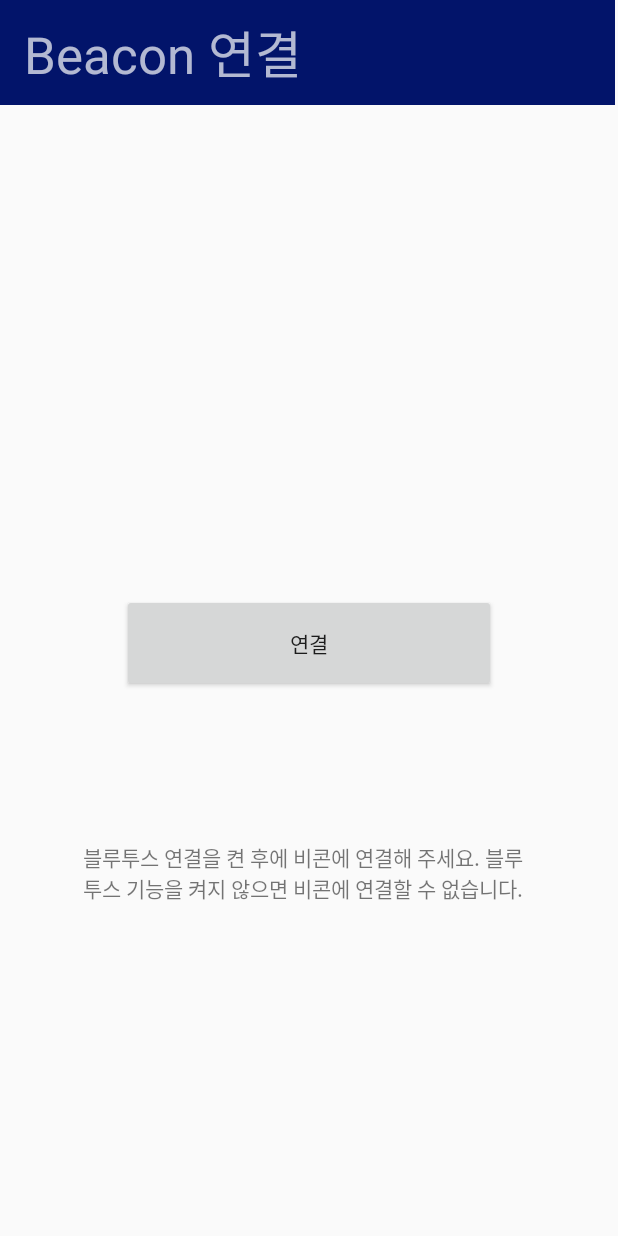
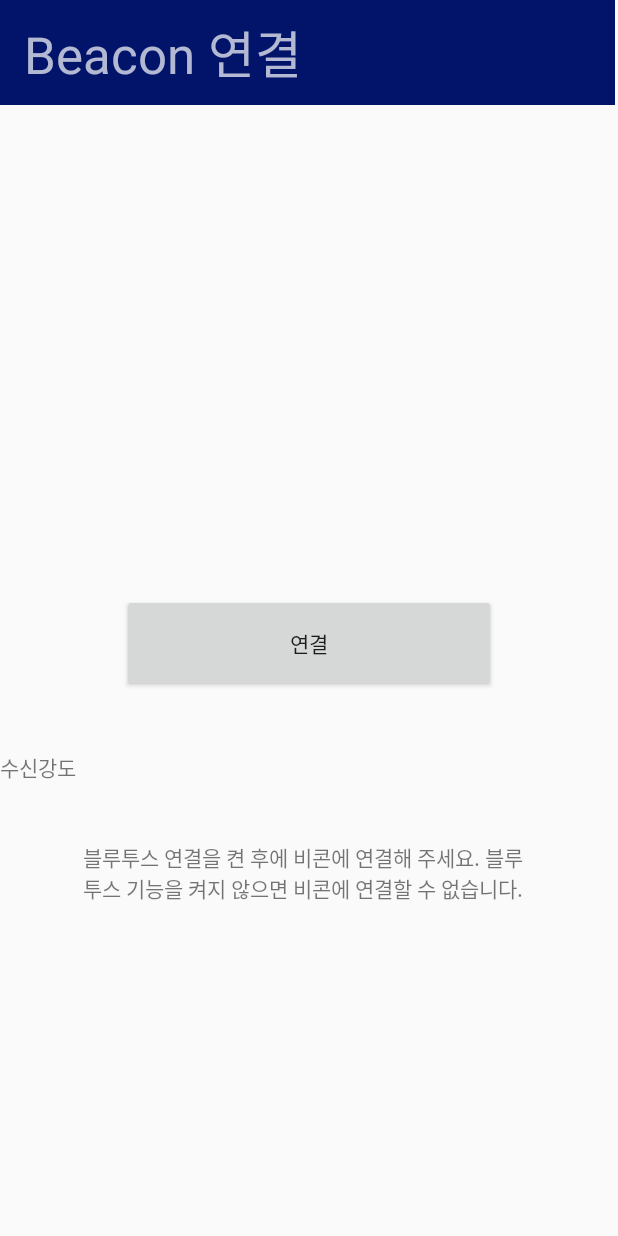
Before and after one commit to guswjd3505/PKNU-Library, an Android app: the BeaActivity screen opened directly, with no data from a screen before it, on a phone screen of 412 x 824 dp. Run offline under Robolectric (Android 15) with nearby library versions, the phone set to English and light mode, and no system bars; libraries missing offline, so code that uses them is left out: com.estimote.sdk; 5 statements that could not run were skipped.

Commit message:
add/ 1. 비콘 인증 코드 삽입(BeaActivity,MyAplication) 비콘 인증 버튼 클릭 했을 때 비콘이 주변에 있다면 다이얼로그 메세지 출력됨

```diff
--- a/PKNULibrary/app/src/main/AndroidManifest.xml
+++ b/PKNULibrary/app/src/main/AndroidManifest.xml
@@ -3,6 +3,7 @@
     package="com.example.pknulibrary">
 
     <application
+        android:name=".MyApplication"
         android:allowBackup="true"
         android:icon="@mipmap/ic_launcher"
         android:label="@string/app_name"
--- a/PKNULibrary/app/src/main/java/com/example/pknulibrary/BeaActivity.java
+++ b/PKNULibrary/app/src/main/java/com/example/pknulibrary/BeaActivity.java
@@ -1,15 +1,33 @@
 package com.example.pknulibrary;
 
+import androidx.appcompat.app.AlertDialog;
 import androidx.appcompat.app.AppCompatActivity;
+
+import android.content.DialogInterface;
+import android.os.Bundle;
+import android.util.Log;
+import android.widget.TextView;
+import android.widget.Toast;
+
+import com.estimote.sdk.Beacon;
+import com.estimote.sdk.BeaconManager;
+import com.estimote.sdk.Region;
+import com.estimote.sdk.SystemRequirementsChecker;
+
+import java.util.List;
+import java.util.UUID;
 
 import android.app.Activity;
 import android.content.Intent;
-import android.os.Bundle;
 import android.view.View;
 import android.view.View.OnClickListener;
 import android.widget.Button;
 
 public class BeaActivity extends Activity {
+    private BeaconManager beaconManager;
+    private Region region;
+    private TextView tvId;
+    private boolean isConnected;
 
     @Override
     protected void onCreate(Bundle savedInstanceState) {
@@ -19,14 +37,66 @@ public class BeaActivity extends Activity {
         //버튼
         Button button = findViewById(R.id.button);
 
-//        //버튼실행
-//        button.setOnClickListener(new OnClickListener()) {
-//            @Override
-//            public void onClick (View view){
-//                Intent intent = new Intent(BeaActivity.this, MainActivity.class);
-//                startActivity(intent);
-//                finish();
-//            }
-//        }
+        tvId = (TextView) findViewById(R.id.tvId);
+
+        beaconManager = new BeaconManager(this);
+
+        // 비콘의 수신 범위를 갱신 받음
+        beaconManager.setRangingListener(new BeaconManager.RangingListener() {
+
+            @Override
+            public void onBeaconsDiscovered(Region region, List<Beacon> list) {
+                if (!list.isEmpty()) {
+                    Beacon nearestBeacon = list.get(0);
+                    Log.d("Airport", "Nearest places: " + nearestBeacon.getRssi());
+
+                    // nearestBeacon.getRssi() : 비콘의 수신 강도
+                    tvId.setText(nearestBeacon.getRssi() + "");
+
+                    if ( !isConnected && nearestBeacon.getRssi() > -70 ) {
+                        isConnected = true;
+
+                        AlertDialog.Builder dialog = new AlertDialog.Builder(BeaActivity.this);
+                        dialog  .setTitle("비콘 연결")
+                                .setMessage("비콘 범위 내 위치가 확인되었습니다. 좌석 예약을 진행해 주십시오.")
+                                .setPositiveButton("확인", new DialogInterface.OnClickListener() {
+                                    @Override
+                                    public void onClick(DialogInterface dialog, int which) {
+
+                                    }
+                                }).create().show();
+                    }
+                    else if ( nearestBeacon.getRssi() < -70 ){
+                        Toast.makeText(BeaActivity.this, "연결 종료", Toast.LENGTH_SHORT).show();
+                    }
+                }
+            }
+        });
+
+
+        region = new Region("ranged region",
+                UUID.fromString("CCE99BED-E080-04C4-1A91-1A1A29B64111"),580, 34067); // 본인이 연결할 Beacon의 ID와 Major / Minor Code를 알아야 한다.
+    }
+
+    @Override
+    protected void onResume() {
+        super.onResume();
+
+        // 블루투스 권한 승낙 및 블루투스 활성화
+        SystemRequirementsChecker.checkWithDefaultDialogs(this);
+
+        beaconManager.connect(new BeaconManager.ServiceReadyCallback() {
+            @Override
+            public void onServiceReady() {
+                beaconManager.startRanging(region);
+            }
+        });
+    }
+
+    @Override
+    protected void onPause() {
+        //beaconManager.stopRanging(region);
+
+        super.onPause();
     }
 }
--- a/PKNULibrary/app/src/main/res/layout/activity_bea.xml
+++ b/PKNULibrary/app/src/main/res/layout/activity_bea.xml
@@ -50,4 +50,13 @@
         app:layout_constraintHorizontal_bias="0.495"
         app:layout_constraintStart_toStartOf="parent"
         app:layout_constraintTop_toBottomOf="@+id/btn_bea" />
+
+    <TextView
+        android:id="@+id/tvId"
+        android:layout_width="wrap_content"
+        android:layout_height="wrap_content"
+        android:text="수신강도"
+        app:layout_constraintBottom_toTopOf="@+id/textView23"
+        app:layout_constraintTop_toBottomOf="@+id/btn_bea"
+        tools:layout_editor_absoluteX="180dp" />
 </androidx.constraintlayout.widget.ConstraintLayout>
```
Also changed, not shown: PKNULibrary/app/build.gradle (+10 -0 lines), PKNULibrary/app/src/main/java/com/example/pknulibrary/MyApplication.java (added, +79 -0 lines).
